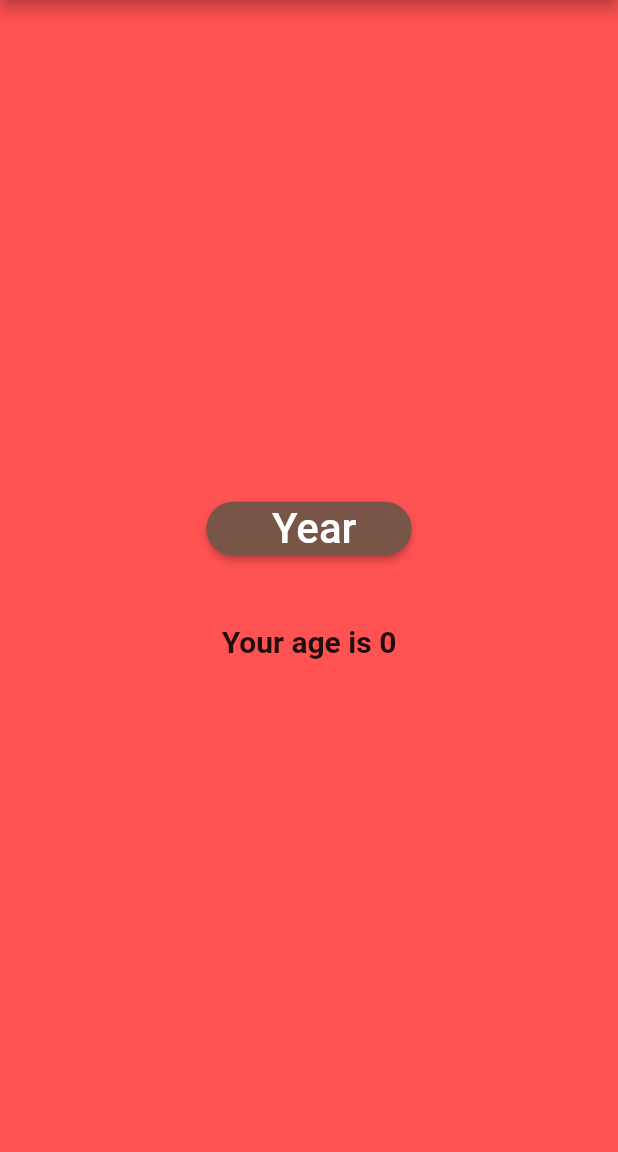
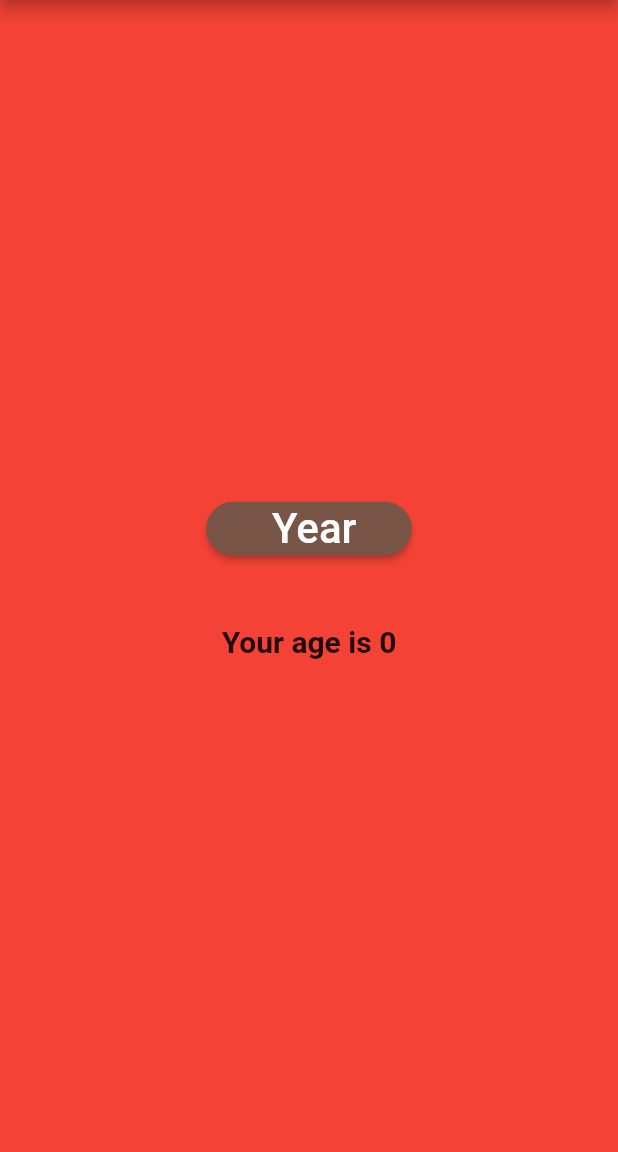
Before and after one commit to Sundaram81200/Age_Calculator, a Flutter app: the screen it shows after launch, on a phone screen of 412 x 824 dp, the part 84-1236 px from its top. Run offline on Flutter 3.47's test engine with Material 2 defaults, Android fonts, the phone set to English and light mode, and no system bars.

Commit message:
Age Calculator

```diff
--- a/lib/main.dart
+++ b/lib/main.dart
@@ -1,3 +1,5 @@
+import 'dart:developer';
+
 import 'package:flutter/material.dart';
 
 void main() => runApp(MaterialApp(
@@ -24,7 +26,9 @@ class _MyHomePageState extends State<MyHomePage> {
       selectedYear = dt.year;
       calculateAge();
     });
+
   }
+
 
   void calculateAge() {
     setState(() {
@@ -41,7 +45,7 @@ class _MyHomePageState extends State<MyHomePage> {
       body: Container(
         width: MediaQuery.of(context).size.width,
         height: MediaQuery.of(context).size.height,
-        color: Colors.redAccent,
+        color: Colors.red,
         child: Center(
           child: Column(
             mainAxisAlignment: MainAxisAlignment.center,
```
